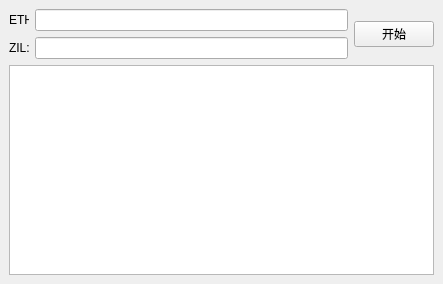
First picture: the form in main.ui, repository macoding1994/ezilGUI, before the edit.
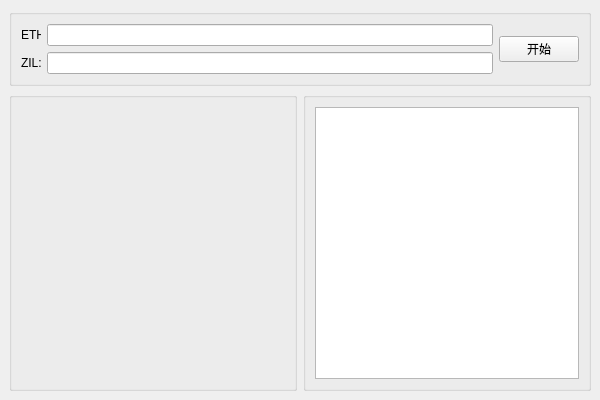
Second picture: the form after the edit.

What changed in the file:
```diff
--- a/main.ui
+++ b/main.ui
@@ -6,14 +6,26 @@
    <rect>
     <x>0</x>
     <y>0</y>
-    <width>443</width>
-    <height>284</height>
+    <width>600</width>
+    <height>400</height>
    </rect>
   </property>
   <property name="windowTitle">
    <string>ezil</string>
   </property>
   <widget class="QWidget" name="centralWidget">
+   <layout class="QGridLayout" name="gridLayout_4">
+    <item row="0" column="0" colspan="2">
+     <widget class="QGroupBox" name="groupBox">
+      <property name="enabled">
+       <bool>true</bool>
+      </property>
+      <property name="title">
+       <string/>
+      </property>
+      <property name="flat">
+       <bool>true</bool>
+      </property>
    <layout class="QGridLayout" name="gridLayout">
     <item row="0" column="0">
      <widget class="QLabel" name="label">
@@ -58,8 +70,64 @@
       </property>
      </widget>
     </item>
-    <item row="2" column="0" colspan="3">
-     <widget class="QTextBrowser" name="textBrowser"/>
+      </layout>
+     </widget>
+    </item>
+    <item row="1" column="0">
+     <widget class="QGroupBox" name="groupBox_2">
+      <property name="sizePolicy">
+       <sizepolicy hsizetype="Ignored" vsizetype="Expanding">
+        <horstretch>0</horstretch>
+        <verstretch>0</verstretch>
+       </sizepolicy>
+      </property>
+      <property name="title">
+       <string/>
+      </property>
+      <property name="flat">
+       <bool>true</bool>
+      </property>
+      <layout class="QGridLayout" name="gridLayout_2">
+       <item row="0" column="0">
+        <widget class="QWidget" name="widget" native="true">
+         <property name="sizePolicy">
+          <sizepolicy hsizetype="Ignored" vsizetype="Ignored">
+           <horstretch>0</horstretch>
+           <verstretch>0</verstretch>
+          </sizepolicy>
+         </property>
+        </widget>
+       </item>
+      </layout>
+     </widget>
+    </item>
+    <item row="1" column="1">
+     <widget class="QGroupBox" name="groupBox_3">
+      <property name="sizePolicy">
+       <sizepolicy hsizetype="Ignored" vsizetype="Expanding">
+        <horstretch>0</horstretch>
+        <verstretch>0</verstretch>
+       </sizepolicy>
+      </property>
+      <property name="title">
+       <string/>
+      </property>
+      <property name="flat">
+       <bool>true</bool>
+      </property>
+      <layout class="QGridLayout" name="gridLayout_3">
+       <item row="0" column="0">
+        <widget class="QTextBrowser" name="textBrowser">
+         <property name="sizePolicy">
+          <sizepolicy hsizetype="Ignored" vsizetype="Ignored">
+           <horstretch>0</horstretch>
+           <verstretch>0</verstretch>
+          </sizepolicy>
+         </property>
+        </widget>
+       </item>
+      </layout>
+     </widget>
     </item>
    </layout>
   </widget>
```
Lines whose indentation alone changed are shown as unchanged.
